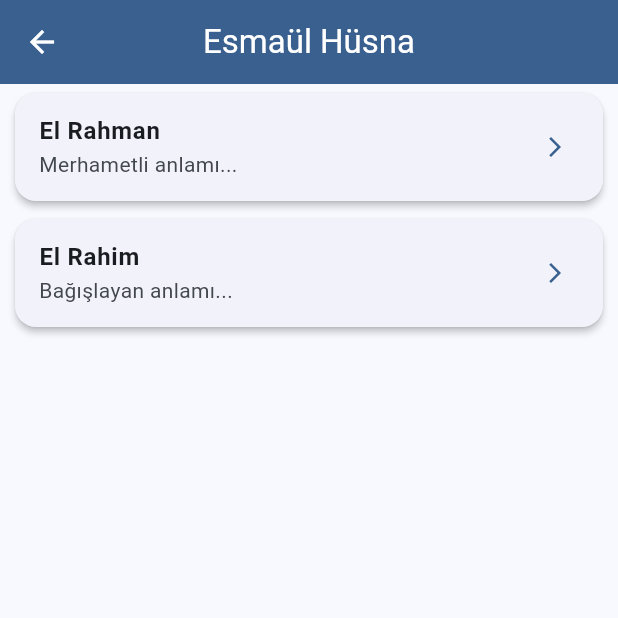
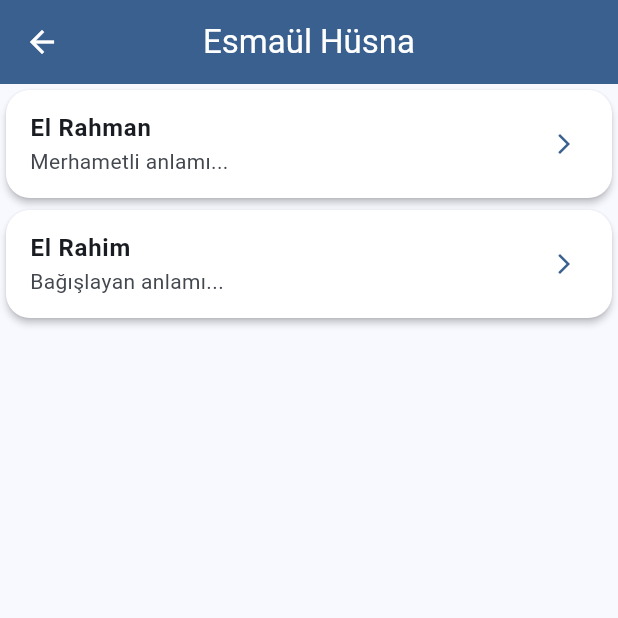
Before and after one commit to hmdyyldrm/sayar_flutter, a Flutter app: the screen it shows after launch, after a tap on "Esmaül Hüsna", on a phone screen of 412 x 824 dp, the top half of it. Run offline on Flutter 3.47's test engine with Material 3 defaults, Android fonts, the phone set to English and light mode, and no system bars; our stand-ins replace audioplayers, flutter_local_notifications, share_plus, shared_preferences, sqflite, vibration; missing offline and left inert: android_alarm_manager_plus; accounts and stored records are empty.

Commit message:
modif theme 1

```diff
--- a/lib/theme.dart
+++ b/lib/theme.dart
@@ -27,11 +27,13 @@ class AppTheme {
       foregroundColor: lightColorScheme.onPrimary,
       centerTitle: true,
     ),
-    cardTheme: CardTheme(
-      elevation: 4,
-      shape: RoundedRectangleBorder(borderRadius: BorderRadius.circular(14)),
-      margin: const EdgeInsets.symmetric(vertical: 6, horizontal: 10),
-    ),
+   cardTheme: const CardThemeData(
+  color: Colors.white,
+  elevation: 4,
+  shape: RoundedRectangleBorder(
+    borderRadius: BorderRadius.all(Radius.circular(16)),
+  ),
+),
     elevatedButtonTheme: ElevatedButtonThemeData(
       style: ElevatedButton.styleFrom(shape: RoundedRectangleBorder(borderRadius: BorderRadius.circular(12))),
     ),
```
Also changed, not shown: pubspec.lock, 5 other files.
